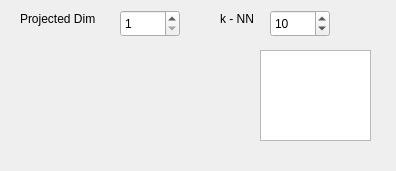
b4silio/MLDemos, file _AlgorithmsPlugins/Projections/paramsLLE.ui: the form before one commit.
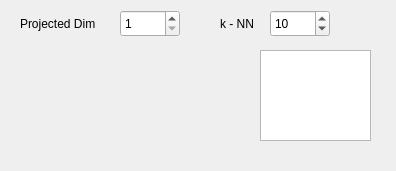
The form after the commit.

Diff of the .ui file:
```diff
--- a/_AlgorithmsPlugins/Projections/paramsLLE.ui
+++ b/_AlgorithmsPlugins/Projections/paramsLLE.ui
@@ -19,7 +19,7 @@
      <x>20</x>
      <y>10</y>
      <width>101</width>
-     <height>17</height>
+     <height>27</height>
     </rect>
    </property>
    <property name="text">
@@ -45,7 +45,7 @@
      <x>220</x>
      <y>10</y>
      <width>51</width>
-     <height>17</height>
+     <height>27</height>
     </rect>
    </property>
    <property name="text">
```
